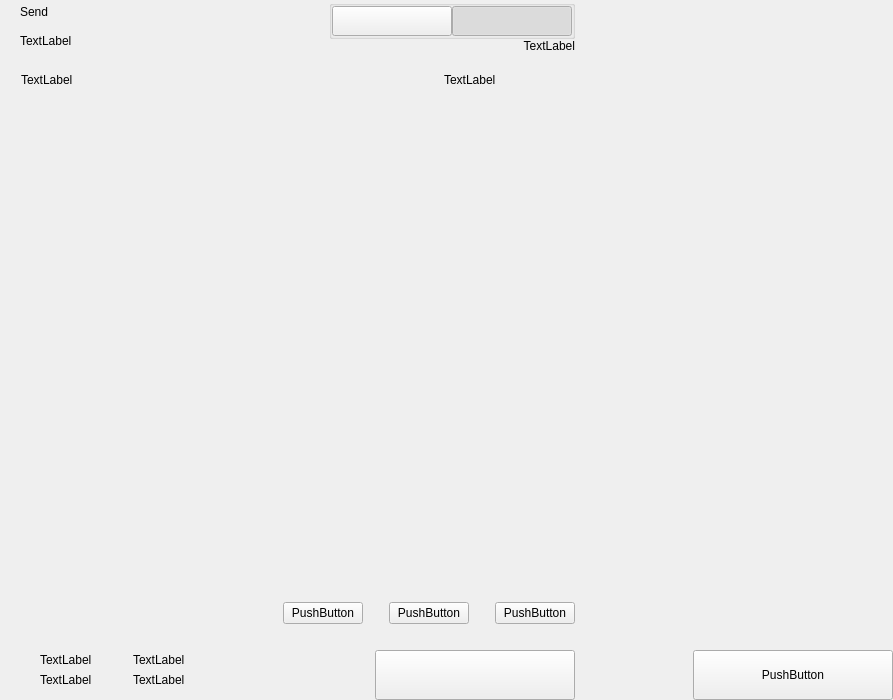
Game-Frag/game-frag-coin, file src/qt/gamefrag/forms/send.ui: the form before one commit.
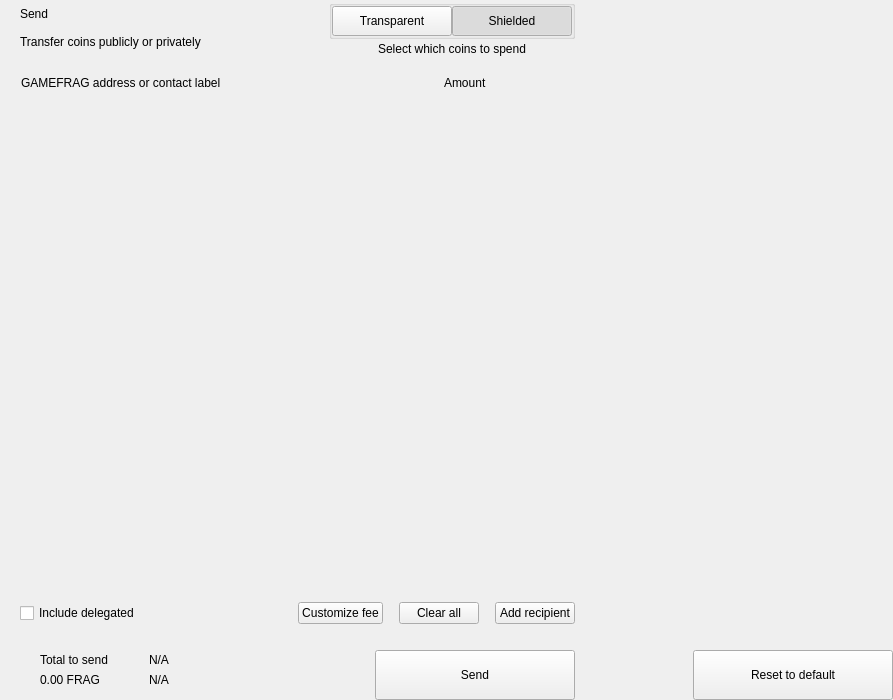
The form after the commit. Custom widgets are drawn as their Qt base class.

```diff
--- a/src/qt/gamefrag/forms/send.ui
+++ b/src/qt/gamefrag/forms/send.ui
@@ -66,7 +66,7 @@
           <item>
            <layout class="QVBoxLayout" name="verticalLayout">
             <property name="spacing">
-             <number>5</number>
+             <number>0</number>
             </property>
             <item>
              <widget class="QLabel" name="labelTitle">
@@ -81,7 +81,7 @@
             <item>
              <widget class="QLabel" name="labelSubtitle1">
               <property name="text">
-               <string>TextLabel</string>
+               <string>Transfer coins publicly or privately</string>
               </property>
              </widget>
             </item>
@@ -103,15 +103,20 @@
           <item>
            <layout class="QVBoxLayout" name="verticalLayout_6">
             <property name="spacing">
-             <number>0</number>
+             <number>3</number>
             </property>
-            <item>
+            <item alignment="Qt::AlignHCenter">
              <widget class="QGroupBox" name="groupBox">
+              <property name="styleSheet">
+               <string notr="true">#groupBox{
+padding-top:2px;
+}</string>
+              </property>
               <property name="title">
                <string/>
               </property>
               <property name="alignment">
-               <set>Qt::AlignLeading|Qt::AlignLeft|Qt::AlignTop</set>
+               <set>Qt::AlignCenter</set>
               </property>
               <layout class="QHBoxLayout" name="horizontalLayout_4">
                <property name="spacing">
@@ -147,7 +152,7 @@
                   <enum>Qt::NoFocus</enum>
                  </property>
                  <property name="text">
-                  <string/>
+                  <string>Transparent</string>
                  </property>
                  <property name="checkable">
                   <bool>true</bool>
@@ -175,7 +180,7 @@
                   <enum>Qt::NoFocus</enum>
                  </property>
                  <property name="text">
-                  <string/>
+                  <string>Shielded</string>
                  </property>
                  <property name="checkable">
                   <bool>true</bool>
@@ -191,13 +196,19 @@
               </layout>
              </widget>
             </item>
-            <item>
+            <item alignment="Qt::AlignHCenter|Qt::AlignTop">
              <widget class="QLabel" name="labelSubtitle2">
+              <property name="styleSheet">
+               <string notr="true"/>
+              </property>
               <property name="text">
-               <string>TextLabel</string>
+               <string>Select which coins to spend</string>
               </property>
               <property name="alignment">
-               <set>Qt::AlignRight|Qt::AlignTrailing|Qt::AlignVCenter</set>
+               <set>Qt::AlignCenter</set>
+              </property>
+              <property name="indent">
+               <number>0</number>
               </property>
              </widget>
             </item>
@@ -244,7 +255,7 @@
              <string notr="true">margin-left:8px;</string>
             </property>
             <property name="text">
-             <string>TextLabel</string>
+             <string>GAMEFRAG address or contact label</string>
             </property>
            </widget>
           </item>
@@ -267,7 +278,7 @@
           <item>
            <widget class="QLabel" name="labelSubtitleAmount">
             <property name="text">
-             <string>TextLabel</string>
+             <string>Amount</string>
             </property>
            </widget>
           </item>
@@ -366,9 +377,22 @@
           <property name="spacing">
            <number>6</number>
           </property>
+          <property name="leftMargin">
+           <number>20</number>
+          </property>
           <property name="rightMargin">
            <number>20</number>
           </property>
+          <item>
+           <widget class="QCheckBox" name="checkBoxDelegations">
+            <property name="layoutDirection">
+             <enum>Qt::LeftToRight</enum>
+            </property>
+            <property name="text">
+             <string>Include delegated</string>
+            </property>
+           </widget>
+          </item>
           <item>
            <spacer name="horizontalSpacer_4">
             <property name="orientation">
@@ -376,7 +400,7 @@
             </property>
             <property name="sizeHint" stdset="0">
              <size>
-              <width>40</width>
+              <width>10</width>
               <height>20</height>
              </size>
             </property>
@@ -388,7 +412,7 @@
              <enum>Qt::NoFocus</enum>
             </property>
             <property name="text">
-             <string>PushButton</string>
+             <string>Customize fee</string>
             </property>
            </widget>
           </item>
@@ -402,7 +426,7 @@
             </property>
             <property name="sizeHint" stdset="0">
              <size>
-              <width>20</width>
+              <width>10</width>
               <height>20</height>
              </size>
             </property>
@@ -417,7 +441,7 @@
              <enum>Qt::RightToLeft</enum>
             </property>
             <property name="text">
-             <string>PushButton</string>
+             <string>Clear all</string>
             </property>
            </widget>
           </item>
@@ -431,7 +455,7 @@
             </property>
             <property name="sizeHint" stdset="0">
              <size>
-              <width>20</width>
+              <width>10</width>
               <height>20</height>
              </size>
             </property>
@@ -443,7 +467,7 @@
              <enum>Qt::NoFocus</enum>
             </property>
             <property name="text">
-             <string>PushButton</string>
+             <string>Add recipient</string>
             </property>
            </widget>
           </item>
@@ -547,14 +571,14 @@
                      <item>
                       <widget class="QLabel" name="labelTitleTotalSend">
                        <property name="text">
-                        <string>TextLabel</string>
+                        <string>Total to send</string>
                        </property>
                       </widget>
                      </item>
                      <item>
                       <widget class="QLabel" name="labelAmountSend">
                        <property name="text">
-                        <string>TextLabel</string>
+                        <string notr="true">0.00 FRAG</string>
                        </property>
                       </widget>
                      </item>
@@ -619,14 +643,14 @@
                      <item>
                       <widget class="QLabel" name="labelTitleTotalRemaining">
                        <property name="text">
-                        <string>TextLabel</string>
+                        <string notr="true">N/A</string>
                        </property>
                       </widget>
                      </item>
                      <item>
                       <widget class="QLabel" name="labelAmountRemaining">
                        <property name="text">
-                        <string>TextLabel</string>
+                        <string notr="true">N/A</string>
                        </property>
                       </widget>
                      </item>
@@ -676,7 +700,7 @@
              <enum>Qt::NoFocus</enum>
             </property>
             <property name="text">
-             <string/>
+             <string>Send</string>
             </property>
            </widget>
           </item>
@@ -783,7 +807,7 @@
              <enum>Qt::NoFocus</enum>
             </property>
             <property name="text">
-             <string>PushButton</string>
+             <string>Reset to default</string>
             </property>
            </widget>
           </item>
```
Left out of the diff: 10 changed lines with no effect on the pictures.
